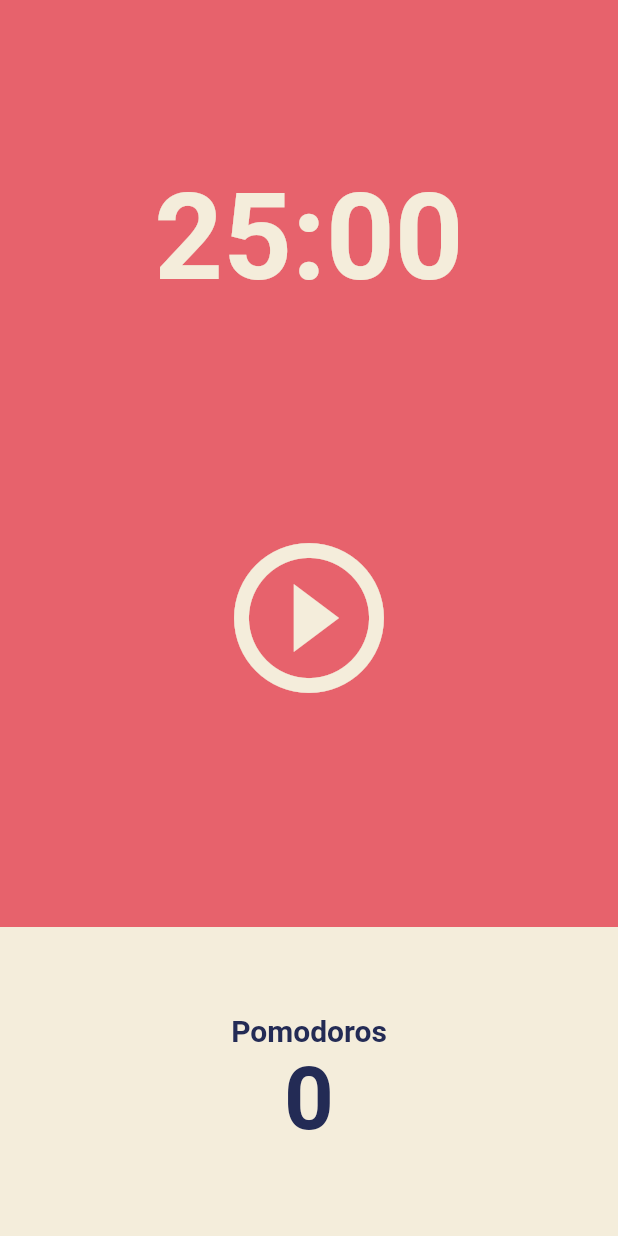
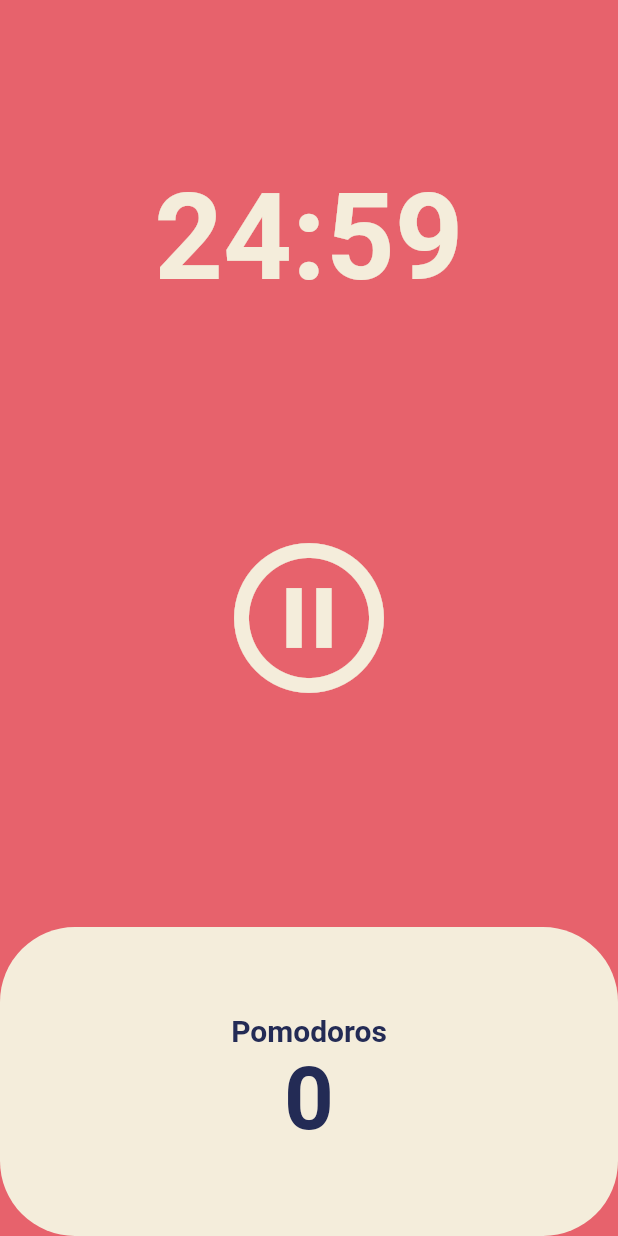
Before and after one commit to ikang9712/flutter-toonflix, a Flutter app: the screen it shows after launch, after a tap on the "play circle outline" icon, on a phone screen of 412 x 824 dp. Run offline on Flutter 3.47's test engine with Material 2 defaults, Android fonts, the phone set to English and light mode, and no system bars.

```diff
--- a/lib/screens/home_screen.dart
+++ b/lib/screens/home_screen.dart
@@ -1,3 +1,5 @@
+import 'dart:async';
+
 import 'package:flutter/material.dart';
 
 class HomeScreen extends StatefulWidget {
@@ -8,6 +10,51 @@ class HomeScreen extends StatefulWidget {
 }
 
 class _HomeScreenState extends State<HomeScreen> {
+  static const twentyFiveMinutes = 1500;
+  int totalSeconds = twentyFiveMinutes;
+  bool isRunning = false;
+  int totalPomodoros = 0;
+
+  late Timer timer;
+
+  void onTick(Timer timer) {
+    if (totalSeconds == 0) {
+      setState(() {
+        totalPomodoros += 1;
+        isRunning = false;
+        totalSeconds = twentyFiveMinutes;
+      });
+      timer.cancel();
+    } else {
+      setState(() {
+        totalSeconds -= 1;
+      });
+    }
+  }
+
+  void onStartPressed() {
+    timer = Timer.periodic(
+      const Duration(seconds: 1),
+      onTick,
+    );
+    setState(() {
+      isRunning = true;
+    });
+  }
+
+  void onPausePressed() {
+    timer.cancel();
+    setState(() {
+      isRunning = false;
+    });
+  }
+
+  String format(int seconds) {
+    var duration = Duration(seconds: seconds);
+
+    return duration.toString().substring(2, 7);
+  }
+
   @override
   Widget build(BuildContext context) {
     return Scaffold(
@@ -19,7 +66,7 @@ class _HomeScreenState extends State<HomeScreen> {
             child: Container(
               alignment: Alignment.bottomCenter,
               child: Text(
-                '25:00',
+                format(totalSeconds),
                 style: TextStyle(
                   color: Theme.of(context).cardColor,
                   fontSize: 80,
@@ -34,8 +81,10 @@ class _HomeScreenState extends State<HomeScreen> {
               child: IconButton(
                 iconSize: 120,
                 color: Theme.of(context).cardColor,
-                onPressed: () {},
-                icon: const Icon(Icons.play_circle_outline),
+                onPressed: isRunning ? onPausePressed : onStartPressed,
+                icon: Icon(isRunning
+                    ? Icons.pause_circle_outline
+                    : Icons.play_circle_outline),
               ),
             ),
           ),
@@ -45,8 +94,10 @@ class _HomeScreenState extends State<HomeScreen> {
               children: [
                 Expanded(
                   child: Container(
-                    decoration:
-                        BoxDecoration(color: Theme.of(context).cardColor),
+                    decoration: BoxDecoration(
+                      color: Theme.of(context).cardColor,
+                      borderRadius: BorderRadius.circular(50),
+                    ),
                     child: Column(
                       mainAxisAlignment: MainAxisAlignment.center,
                       children: [
@@ -59,7 +110,7 @@ class _HomeScreenState extends State<HomeScreen> {
                           ),
                         ),
                         Text(
-                          '0',
+                          '$totalPomodoros',
                           style: TextStyle(
                             fontSize: 58,
                             color: Theme.of(context).textTheme.headline1!.color,
```
